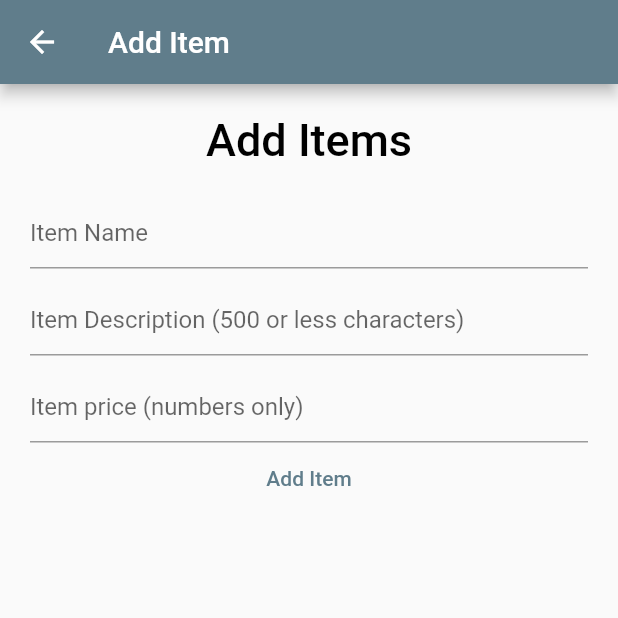
After one commit to Pierre81385/app_playground, a Flutter app: the AddItem screen opened directly, on a phone screen of 412 x 824 dp, the top half of it. The commit adds this screen. Run offline on Flutter 3.47's test engine with Material 2 defaults, Android fonts, the phone set to English and light mode, and no system bars; our stand-ins replace cloud_firestore, firebase_auth, firebase_core; accounts and stored records are empty.

Commit message:
added firestore database and add item capability

```diff
--- /dev/null
+++ b/lib/menuItems.dart
@@ -0,0 +1,137 @@
+import 'package:flutter/material.dart';
+import 'validator.dart';
+
+// Import the firebase_core and cloud_firestore plugin
+import 'package:firebase_core/firebase_core.dart';
+import 'package:cloud_firestore/cloud_firestore.dart';
+
+class AddItem extends StatelessWidget {
+  TextEditingController _nameController = TextEditingController();
+  TextEditingController _descriptionController = TextEditingController();
+  TextEditingController _priceController = TextEditingController();
+
+  final _focusName = FocusNode();
+  final _focusDescription = FocusNode();
+  final _focusPrice = FocusNode();
+
+  @override
+  Widget build(BuildContext context) {
+    // Create a CollectionReference called users that references the firestore collection
+    CollectionReference item = FirebaseFirestore.instance.collection('items');
+
+    Future<void> addItem() {
+      // Call the user's CollectionReference to add a new user
+      return item
+          .add({
+            'name': _nameController.text, // Item Name
+            'description': _descriptionController.text, // Item Description
+            'price': _priceController.text // Item Price
+          })
+          .then((value) => print("Item Added"))
+          .catchError((error) => print("Failed to add item: $error"));
+    }
+
+    return GestureDetector(
+        onTap: () {
+          _focusName.unfocus();
+          _focusDescription.unfocus();
+          _focusPrice.unfocus();
+        },
+        child: Scaffold(
+            appBar: AppBar(
+              title: Text('Add Item'),
+            ),
+            body: Padding(
+                padding: const EdgeInsets.all(10),
+                child: ListView(
+                  children: <Widget>[
+                    Form(
+                      child: Column(children: <Widget>[
+                        Container(
+                          alignment: Alignment.center,
+                          padding: const EdgeInsets.all(10),
+                          child: const Text(
+                            'Add Items',
+                            style: TextStyle(
+                                color: Colors.black,
+                                fontWeight: FontWeight.w500,
+                                fontSize: 30),
+                          ),
+                        ),
+                        Container(
+                          padding: const EdgeInsets.fromLTRB(10, 10, 10, 0),
+                          child: TextFormField(
+                            controller: _nameController,
+                            focusNode: _focusName,
+                            obscureText: true,
+                            validator: (value) =>
+                                Validator.validateName(name: value),
+                            decoration: InputDecoration(
+                              hintText: "Item Name",
+                              errorBorder: UnderlineInputBorder(
+                                borderRadius: BorderRadius.circular(6.0),
+                                borderSide: BorderSide(
+                                  color: Colors.red,
+                                ),
+                              ),
+                            ),
+                          ),
+                        ),
+                        Container(
+                          padding: const EdgeInsets.fromLTRB(10, 10, 10, 0),
+                          child: TextFormField(
+                            controller: _descriptionController,
+                            focusNode: _focusDescription,
+                            obscureText: true,
+                            validator: (value) => Validator.validateDescription(
+                                description: value),
+                            decoration: InputDecoration(
+                              hintText:
+                                  "Item Description (500 or less characters)",
+                              errorBorder: UnderlineInputBorder(
+                                borderRadius: BorderRadius.circular(6.0),
+                                borderSide: BorderSide(
+                                  color: Colors.red,
+                                ),
+                              ),
+                            ),
+                          ),
+                        ),
+                        Container(
+                          padding: const EdgeInsets.fromLTRB(10, 10, 10, 0),
+                          child: TextFormField(
+                            controller: _priceController,
+                            focusNode: _focusPrice,
+                            obscureText: true,
+                            validator: (value) => Validator.validateDescription(
+                                description: value),
+                            decoration: InputDecoration(
+                              hintText: "Item price (numbers only)",
+                              errorBorder: UnderlineInputBorder(
+                                borderRadius: BorderRadius.circular(6.0),
+                                borderSide: BorderSide(
+                                  color: Colors.red,
+                                ),
+                              ),
+                            ),
+                          ),
+                        ),
+                        TextButton(
+                          onPressed: addItem,
+                          child: Text(
+                            "Add Item",
+                          ),
+                        )
+                      ]),
+                    )
+                  ],
+                ))));
+    //needs input fields
+    // return TextButton(
+    //   onPressed: addItem,
+    //   child: Text(
+    //     "Add Item",
+    //   ),
+    // );
+  }
+}
--- a/lib/validator.dart
+++ b/lib/validator.dart
@@ -5,6 +5,20 @@ class Validator {
     }
     if (name.isEmpty) {
       return 'Username can\'t be empty';
+    }
+
+    return null;
+  }
+
+  static String? validateDescription({required String? description}) {
+    if (description == null) {
+      return null;
+    }
+    if (description.isEmpty) {
+      return 'Description can\'t be empty';
+    }
+    if (description.length > 500) {
+      return 'Descrption cannot be longer than 500 characters.';
     }
 
     return null;
--- a/pubspec.yaml
+++ b/pubspec.yaml
@@ -36,6 +36,7 @@ dependencies:
   cupertino_icons: ^1.0.2
   firebase_core: ^1.14.1
   firebase_auth: ^3.3.14
+  cloud_firestore: ^3.1.13
 
 dev_dependencies:
   flutter_test:
```
Also changed, not shown: lib/login.dart (+6 -4 lines), lib/menu.dart (added, +82 -0 lines), pubspec.lock, 1 other file.
